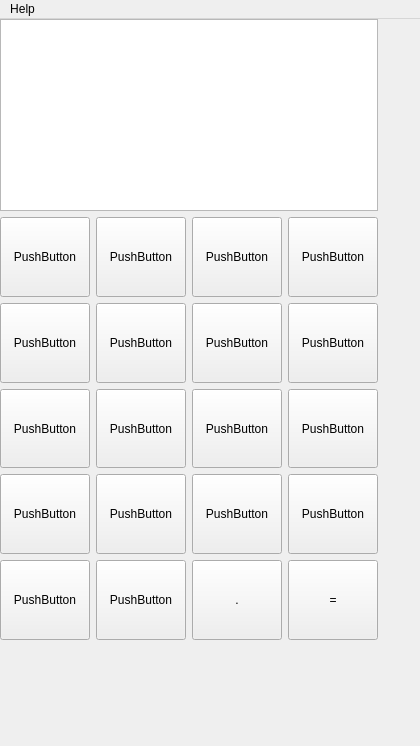
ondrej-mach/IVS-projekt-2, file src/calculator.ui: the form before one commit.
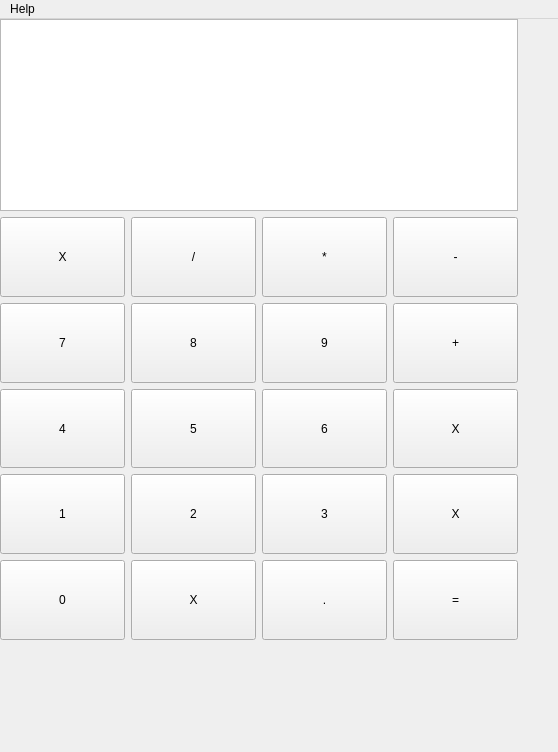
The form after the commit.

Commit message:
Somewhat working prototype of GUI.
It will need rework for procedural generation of buttons. This would only cause issues later.

What changed in the file:
```diff
--- a/src/calculator.ui
+++ b/src/calculator.ui
@@ -6,8 +6,8 @@
    <rect>
     <x>0</x>
     <y>0</y>
-    <width>420</width>
-    <height>746</height>
+    <width>558</width>
+    <height>752</height>
    </rect>
   </property>
   <property name="sizePolicy">
@@ -28,19 +28,16 @@
      <rect>
       <x>0</x>
       <y>0</y>
-      <width>378</width>
+      <width>518</width>
       <height>621</height>
      </rect>
     </property>
     <layout class="QVBoxLayout" name="verticalLayout">
-     <property name="sizeConstraint">
-      <enum>QLayout::SetMinimumSize</enum>
-     </property>
      <property name="leftMargin">
       <number>0</number>
      </property>
      <item>
-      <widget class="QPlainTextEdit" name="resultBox">
+      <widget class="QTextBrowser" name="resultBox">
        <property name="sizePolicy">
         <sizepolicy hsizetype="Minimum" vsizetype="Fixed">
          <horstretch>0</horstretch>
@@ -51,8 +48,8 @@
      </item>
      <item>
       <layout class="QGridLayout" name="gridLayout">
-       <item row="4" column="2">
-        <widget class="QPushButton" name="pushButton_15">
+       <item row="5" column="1">
+        <widget class="QPushButton" name="pushButtonNA1">
          <property name="enabled">
           <bool>true</bool>
          </property>
@@ -63,15 +60,15 @@
           </sizepolicy>
          </property>
          <property name="text">
-          <string>PushButton</string>
+          <string>X</string>
          </property>
          <property name="autoDefault">
           <bool>false</bool>
          </property>
         </widget>
        </item>
-       <item row="4" column="1">
-        <widget class="QPushButton" name="pushButton_10">
+       <item row="3" column="2">
+        <widget class="QPushButton" name="pushButtonNumber6">
          <property name="enabled">
           <bool>true</bool>
          </property>
@@ -82,45 +79,7 @@
           </sizepolicy>
          </property>
          <property name="text">
-          <string>PushButton</string>
-         </property>
-         <property name="autoDefault">
-          <bool>false</bool>
-         </property>
-        </widget>
-       </item>
-       <item row="4" column="0">
-        <widget class="QPushButton" name="pushButton_8">
-         <property name="enabled">
-          <bool>true</bool>
-         </property>
-         <property name="sizePolicy">
-          <sizepolicy hsizetype="Minimum" vsizetype="Minimum">
-           <horstretch>0</horstretch>
-           <verstretch>0</verstretch>
-          </sizepolicy>
-         </property>
-         <property name="text">
-          <string>PushButton</string>
-         </property>
-         <property name="autoDefault">
-          <bool>false</bool>
-         </property>
-        </widget>
-       </item>
-       <item row="0" column="3">
-        <widget class="QPushButton" name="pushButton_23">
-         <property name="enabled">
-          <bool>true</bool>
-         </property>
-         <property name="sizePolicy">
-          <sizepolicy hsizetype="Minimum" vsizetype="Minimum">
-           <horstretch>0</horstretch>
-           <verstretch>0</verstretch>
-          </sizepolicy>
-         </property>
-         <property name="text">
-          <string>PushButton</string>
+          <string>6</string>
          </property>
          <property name="autoDefault">
           <bool>false</bool>
@@ -139,7 +98,26 @@
           </sizepolicy>
          </property>
          <property name="text">
-          <string>PushButton</string>
+          <string>4</string>
+         </property>
+         <property name="autoDefault">
+          <bool>false</bool>
+         </property>
+        </widget>
+       </item>
+       <item row="4" column="0">
+        <widget class="QPushButton" name="pushButtonNumber1">
+         <property name="enabled">
+          <bool>true</bool>
+         </property>
+         <property name="sizePolicy">
+          <sizepolicy hsizetype="Minimum" vsizetype="Minimum">
+           <horstretch>0</horstretch>
+           <verstretch>0</verstretch>
+          </sizepolicy>
+         </property>
+         <property name="text">
+          <string>1</string>
          </property>
          <property name="autoDefault">
           <bool>false</bool>
@@ -158,15 +136,15 @@
           </sizepolicy>
          </property>
          <property name="text">
-          <string>PushButton</string>
+          <string>9</string>
          </property>
          <property name="autoDefault">
           <bool>false</bool>
          </property>
         </widget>
        </item>
-       <item row="3" column="2">
-        <widget class="QPushButton" name="pushButton_14">
+       <item row="0" column="1">
+        <widget class="QPushButton" name="pushButtonDivide">
          <property name="enabled">
           <bool>true</bool>
          </property>
@@ -177,15 +155,15 @@
           </sizepolicy>
          </property>
          <property name="text">
-          <string>PushButton</string>
+          <string>/</string>
          </property>
          <property name="autoDefault">
           <bool>false</bool>
          </property>
         </widget>
        </item>
-       <item row="0" column="0">
-        <widget class="QPushButton" name="pushButton_6">
+       <item row="0" column="3">
+        <widget class="QPushButton" name="pushButtonMinus">
          <property name="enabled">
           <bool>true</bool>
          </property>
@@ -196,15 +174,15 @@
           </sizepolicy>
          </property>
          <property name="text">
-          <string>PushButton</string>
+          <string>-</string>
          </property>
          <property name="autoDefault">
           <bool>false</bool>
          </property>
         </widget>
        </item>
-       <item row="5" column="0">
-        <widget class="QPushButton" name="pushButton_24">
+       <item row="4" column="1">
+        <widget class="QPushButton" name="pushButtonNumber2">
          <property name="enabled">
           <bool>true</bool>
          </property>
@@ -215,26 +193,7 @@
           </sizepolicy>
          </property>
          <property name="text">
-          <string>PushButton</string>
-         </property>
-         <property name="autoDefault">
-          <bool>false</bool>
-         </property>
-        </widget>
-       </item>
-       <item row="3" column="3">
-        <widget class="QPushButton" name="pushButton_22">
-         <property name="enabled">
-          <bool>true</bool>
-         </property>
-         <property name="sizePolicy">
-          <sizepolicy hsizetype="Minimum" vsizetype="Minimum">
-           <horstretch>0</horstretch>
-           <verstretch>0</verstretch>
-          </sizepolicy>
-         </property>
-         <property name="text">
-          <string>PushButton</string>
+          <string>2</string>
          </property>
          <property name="autoDefault">
           <bool>false</bool>
@@ -253,15 +212,15 @@
           </sizepolicy>
          </property>
          <property name="text">
-          <string>PushButton</string>
+          <string>8</string>
          </property>
          <property name="autoDefault">
           <bool>false</bool>
          </property>
         </widget>
        </item>
-       <item row="2" column="3">
-        <widget class="QPushButton" name="pushButton_20">
+       <item row="3" column="3">
+        <widget class="QPushButton" name="pushButtonNA3">
          <property name="enabled">
           <bool>true</bool>
          </property>
@@ -272,15 +231,15 @@
           </sizepolicy>
          </property>
          <property name="text">
-          <string>PushButton</string>
+          <string>X</string>
          </property>
          <property name="autoDefault">
           <bool>false</bool>
          </property>
         </widget>
        </item>
-       <item row="5" column="1">
-        <widget class="QPushButton" name="pushButton_12">
+       <item row="5" column="2">
+        <widget class="QPushButton" name="pushButtonDecimalPoint">
          <property name="enabled">
           <bool>true</bool>
          </property>
@@ -291,7 +250,7 @@
           </sizepolicy>
          </property>
          <property name="text">
-          <string>PushButton</string>
+          <string>.</string>
          </property>
          <property name="autoDefault">
           <bool>false</bool>
@@ -310,7 +269,7 @@
           </sizepolicy>
          </property>
          <property name="text">
-          <string>PushButton</string>
+          <string>5</string>
          </property>
          <property name="autoDefault">
           <bool>false</bool>
@@ -329,7 +288,7 @@
           </sizepolicy>
          </property>
          <property name="text">
-          <string>PushButton</string>
+          <string>7</string>
          </property>
          <property name="autoDefault">
           <bool>false</bool>
@@ -348,7 +307,64 @@
           </sizepolicy>
          </property>
          <property name="text">
-          <string>PushButton</string>
+          <string>X</string>
+         </property>
+         <property name="autoDefault">
+          <bool>false</bool>
+         </property>
+        </widget>
+       </item>
+       <item row="5" column="0">
+        <widget class="QPushButton" name="pushButtonNumber0">
+         <property name="enabled">
+          <bool>true</bool>
+         </property>
+         <property name="sizePolicy">
+          <sizepolicy hsizetype="Minimum" vsizetype="Minimum">
+           <horstretch>0</horstretch>
+           <verstretch>0</verstretch>
+          </sizepolicy>
+         </property>
+         <property name="text">
+          <string>0</string>
+         </property>
+         <property name="autoDefault">
+          <bool>false</bool>
+         </property>
+        </widget>
+       </item>
+       <item row="4" column="2">
+        <widget class="QPushButton" name="pushButtonNumber3">
+         <property name="enabled">
+          <bool>true</bool>
+         </property>
+         <property name="sizePolicy">
+          <sizepolicy hsizetype="Minimum" vsizetype="Minimum">
+           <horstretch>0</horstretch>
+           <verstretch>0</verstretch>
+          </sizepolicy>
+         </property>
+         <property name="text">
+          <string>3</string>
+         </property>
+         <property name="autoDefault">
+          <bool>false</bool>
+         </property>
+        </widget>
+       </item>
+       <item row="0" column="0">
+        <widget class="QPushButton" name="pushButtonNA4">
+         <property name="enabled">
+          <bool>true</bool>
+         </property>
+         <property name="sizePolicy">
+          <sizepolicy hsizetype="Minimum" vsizetype="Minimum">
+           <horstretch>0</horstretch>
+           <verstretch>0</verstretch>
+          </sizepolicy>
+         </property>
+         <property name="text">
+          <string>X</string>
          </property>
          <property name="autoDefault">
           <bool>false</bool>
@@ -367,15 +383,15 @@
           </sizepolicy>
          </property>
          <property name="text">
-          <string>PushButton</string>
+          <string>*</string>
          </property>
          <property name="autoDefault">
           <bool>false</bool>
          </property>
         </widget>
        </item>
-       <item row="5" column="2">
-        <widget class="QPushButton" name="pushButtonDecimalPoint">
+       <item row="2" column="3">
+        <widget class="QPushButton" name="pushButtonPlus">
          <property name="enabled">
           <bool>true</bool>
          </property>
@@ -386,7 +402,7 @@
           </sizepolicy>
          </property>
          <property name="text">
-          <string>.</string>
+          <string>+</string>
          </property>
          <property name="autoDefault">
           <bool>false</bool>
@@ -418,25 +434,6 @@
          </property>
         </widget>
        </item>
-       <item row="0" column="1">
-        <widget class="QPushButton" name="pushButton_4">
-         <property name="enabled">
-          <bool>true</bool>
-         </property>
-         <property name="sizePolicy">
-          <sizepolicy hsizetype="Minimum" vsizetype="Minimum">
-           <horstretch>0</horstretch>
-           <verstretch>0</verstretch>
-          </sizepolicy>
-         </property>
-         <property name="text">
-          <string>PushButton</string>
-         </property>
-         <property name="autoDefault">
-          <bool>false</bool>
-         </property>
-        </widget>
-       </item>
       </layout>
      </item>
     </layout>
@@ -447,7 +444,7 @@
     <rect>
      <x>0</x>
      <y>0</y>
-     <width>420</width>
+     <width>558</width>
      <height>22</height>
     </rect>
    </property>
```
Left out of the diff: 20 changed lines with no effect on the pictures. The commit also changes 1 other file.
